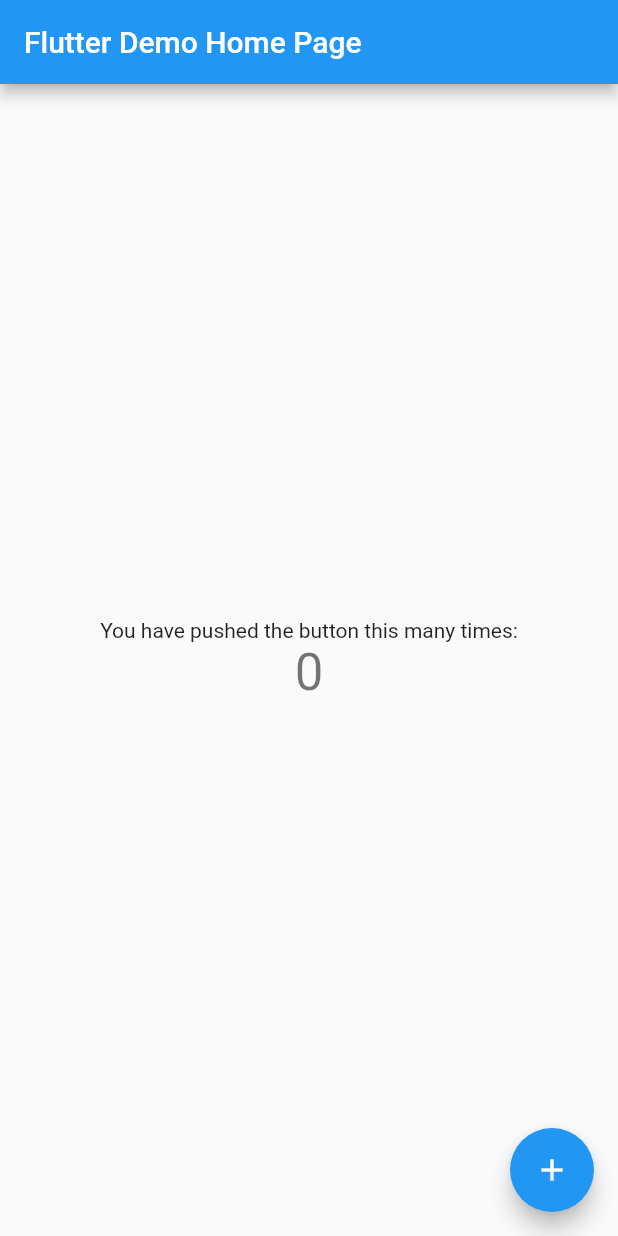
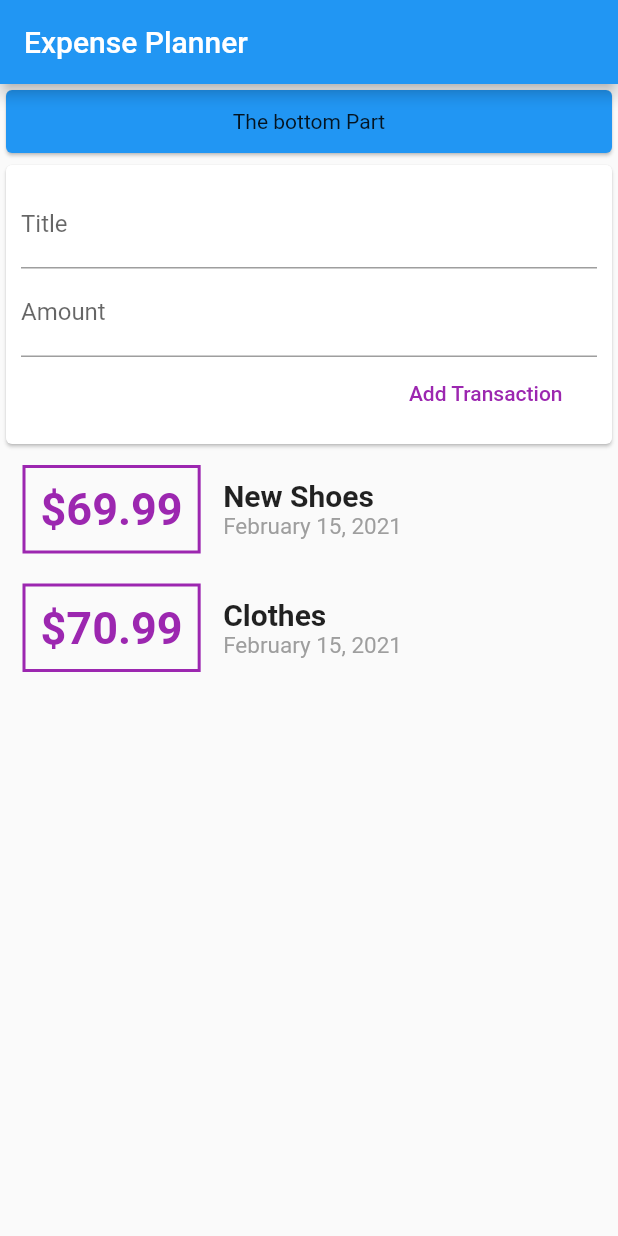
Before and after one commit to Steven-Nyaga/Flutter, a Flutter app: the screen it shows after launch, on a phone screen of 412 x 824 dp. Run offline on Flutter 3.47's test engine with Material 2 defaults, Android fonts, the phone set to English and light mode, and no system bars.

Commit message:
part1 p2

```diff
--- a/expence_planner/lib/main.dart
+++ b/expence_planner/lib/main.dart
@@ -1,117 +1,50 @@
 import 'package:flutter/material.dart';
+import './widget/user_transaction.dart';
 
 void main() {
   runApp(MyApp());
 }
 
 class MyApp extends StatelessWidget {
-  // This widget is the root of your application.
   @override
   Widget build(BuildContext context) {
     return MaterialApp(
-      title: 'Flutter Demo',
-      theme: ThemeData(
-        // This is the theme of your application.
-        //
-        // Try running your application with "flutter run". You'll see the
-        // application has a blue toolbar. Then, without quitting the app, try
-        // changing the primarySwatch below to Colors.green and then invoke
-        // "hot reload" (press "r" in the console where you ran "flutter run",
-        // or simply save your changes to "hot reload" in a Flutter IDE).
-        // Notice that the counter didn't reset back to zero; the application
-        // is not restarted.
-        primarySwatch: Colors.blue,
-        // This makes the visual density adapt to the platform that you run
-        // the app on. For desktop platforms, the controls will be smaller and
-        // closer together (more dense) than on mobile platforms.
-        visualDensity: VisualDensity.adaptivePlatformDensity,
-      ),
-      home: MyHomePage(title: 'Flutter Demo Home Page'),
+      title: 'Flutter App',
+      home: MyHomePage(),
     );
   }
 }
 
-class MyHomePage extends StatefulWidget {
-  MyHomePage({Key key, this.title}) : super(key: key);
-
-  // This widget is the home page of your application. It is stateful, meaning
-  // that it has a State object (defined below) that contains fields that affect
-  // how it looks.
-
-  // This class is the configuration for the state. It holds the values (in this
-  // case the title) provided by the parent (in this case the App widget) and
-  // used by the build method of the State. Fields in a Widget subclass are
-  // always marked "final".
-
-  final String title;
-
-  @override
-  _MyHomePageState createState() => _MyHomePageState();
-}
-
-class _MyHomePageState extends State<MyHomePage> {
-  int _counter = 0;
-
-  void _incrementCounter() {
-    setState(() {
-      // This call to setState tells the Flutter framework that something has
-      // changed in this State, which causes it to rerun the build method below
-      // so that the display can reflect the updated values. If we changed
-      // _counter without calling setState(), then the build method would not be
-      // called again, and so nothing would appear to happen.
-      _counter++;
-    });
-  }
+class MyHomePage extends StatelessWidget {
+  final textController = TextEditingController();
+  final amountController = TextEditingController();
 
   @override
   Widget build(BuildContext context) {
-    // This method is rerun every time setState is called, for instance as done
-    // by the _incrementCounter method above.
-    //
-    // The Flutter framework has been optimized to make rerunning build methods
-    // fast, so that you can just rebuild anything that needs updating rather
-    // than having to individually change instances of widgets.
     return Scaffold(
       appBar: AppBar(
-        // Here we take the value from the MyHomePage object that was created by
-        // the App.build method, and use it to set our appbar title.
-        title: Text(widget.title),
+        title: Text('Expense Planner'),
       ),
-      body: Center(
-        // Center is a layout widget. It takes a single child and positions it
-        // in the middle of the parent.
+      body: SingleChildScrollView(
         child: Column(
-          // Column is also a layout widget. It takes a list of children and
-          // arranges them vertically. By default, it sizes itself to fit its
-          // children horizontally, and tries to be as tall as its parent.
-          //
-          // Invoke "debug painting" (press "p" in the console, choose the
-          // "Toggle Debug Paint" action from the Flutter Inspector in Android
-          // Studio, or the "Toggle Debug Paint" command in Visual Studio Code)
-          // to see the wireframe for each widget.
-          //
-          // Column has various properties to control how it sizes itself and
-          // how it positions its children. Here we use mainAxisAlignment to
-          // center the children vertically; the main axis here is the vertical
-          // axis because Columns are vertical (the cross axis would be
-          // horizontal).
-          mainAxisAlignment: MainAxisAlignment.center,
+          // mainAxisAlignment: MainAxisAlignment.center,
+          // crossAxisAlignment: CrossAxisAlignment.stretch,
           children: <Widget>[
-            Text(
-              'You have pushed the button this many times:',
+            Container(
+              width: double.infinity,
+              height: 50,
+              child: Card(
+                color: Colors.blue,
+                // child: Text('The top part'),
+                child: Center(
+                  child: Text('The bottom Part'),
+                ),
+              ),
             ),
-            Text(
-              '$_counter',
-              style: Theme.of(context).textTheme.headline4,
-            ),
+            UserTransactions(),
           ],
         ),
       ),
-      floatingActionButton: FloatingActionButton(
-        onPressed: _incrementCounter,
-        tooltip: 'Increment',
-        child: Icon(Icons.add),
-      ), // This trailing comma makes auto-formatting nicer for build methods.
     );
   }
 }
--- /dev/null
+++ b/expence_planner/lib/model/transactions.dart
@@ -0,0 +1,16 @@
+import 'package:flutter/material.dart';
+
+class Transactions {
+  final String id;
+  final String title;
+  final double amount;
+  final DateTime date;
+
+  Transactions({
+    @required this.id,
+    @required this.title,
+    @required this.amount,
+    @required this.date
+  });
+
+}
--- /dev/null
+++ b/expence_planner/lib/widget/new_transaction.dart
@@ -0,0 +1,52 @@
+import 'package:flutter/material.dart';
+
+class NewTransaction extends StatelessWidget {
+  final textController = TextEditingController();
+  final amountController = TextEditingController();
+  final Function addNewTransaction;
+
+  NewTransaction(this.addNewTransaction);
+
+  void submitData () {
+    final enterTitle = textController.text;
+    final enterAmount = double.parse(amountController.text);
+
+    if (enterTitle.isEmpty || enterAmount <= 0){
+      return;
+    }
+
+    addNewTransaction(enterTitle, enterAmount);
+  }
+
+  @override
+  Widget build(BuildContext context) {
+    return  Card(
+            child: Container(
+              padding: EdgeInsets.all(10),
+              child: Column(
+                crossAxisAlignment: CrossAxisAlignment.end,
+                children: [
+                  TextField(
+                    decoration: InputDecoration(labelText: 'Title'),
+                    controller: textController,
+                    onSubmitted: (_) => submitData,
+                  ),
+                  TextField(
+                    decoration: InputDecoration(labelText: 'Amount'),
+                    controller: amountController,
+                    keyboardType: TextInputType.number,
+                    onSubmitted: (_) => submitData,
+                  ),
+                  FlatButton(
+                    child: Text(
+                      'Add Transaction  ',
+                      style: TextStyle(color: Colors.purple),
+                    ),
+                    onPressed: submitData,
+                  )
+                ],
+              ),
+            ),
+          );
+  }
+}
--- /dev/null
+++ b/expence_planner/lib/widget/transaction_list.dart
@@ -0,0 +1,59 @@
+import 'package:flutter/material.dart';
+import 'package:intl/intl.dart';
+import '../model/transactions.dart';
+
+class TransactionList extends StatelessWidget {
+
+  final List<Transactions> transactions;
+
+  TransactionList(this.transactions);
+
+  @override
+  Widget build(BuildContext context) {
+    return Container(
+      height: 300,
+      child: ListView(
+              children: transactions.map((tx) {
+                return Row(
+                  children: <Widget>[
+                    Container(
+                      margin: EdgeInsets.symmetric(vertical: 10, horizontal: 15),
+                      decoration: BoxDecoration(
+                        border: Border.all(color: Colors.purple, width: 2),
+                      ),
+                      padding: EdgeInsets.all(10),
+                      child: Text(
+                        '\$' + tx.amount.toStringAsFixed(2),
+                        style: TextStyle(
+                          fontWeight: FontWeight.bold,
+                          fontSize: 30,
+                          color: Colors.purple,
+                        ),
+                      ),
+                    ),
+                    Column(
+                      crossAxisAlignment: CrossAxisAlignment.start,
+                      children: [
+                        Text(
+                          tx.title,
+                          style: TextStyle(
+                            fontWeight: FontWeight.bold,
+                            fontSize: 20,
+                          ),
+                        ),
+                        Text(
+                          DateFormat.yMMMMd().format(tx.date),
+                          style: TextStyle(
+                            color: Colors.grey,
+                            fontSize: 15,
+                          ),
+                        ),
+                      ],
+                    )
+                  ],
+                );
+              }).toList(),
+        ),
+    );
+  }
+}
--- /dev/null
+++ b/expence_planner/lib/widget/user_transaction.dart
@@ -0,0 +1,38 @@
+import 'package:expence_planner/widget/new_transaction.dart';
+import 'package:flutter/material.dart';
+import './transaction_list.dart';
+import './new_transaction.dart';
+import '../model/transactions.dart';
+
+class UserTransactions extends StatefulWidget {
+  @override
+  _UserTransactionsState createState() => _UserTransactionsState();
+}
+
+class _UserTransactionsState extends State<UserTransactions> {
+  final List<Transactions> _transactions = [
+    Transactions(
+        id: 't1', title: 'New Shoes', amount: 69.99, date: DateTime.now()),
+    Transactions(
+        id: 't2', title: 'Clothes', amount: 70.99, date: DateTime.now())
+  ];
+
+  void _addTransaction(String addTitle, double addAmount) {
+    final newTx = Transactions(
+        title: addTitle,
+        amount: addAmount,
+        date: DateTime.now(),
+        id: DateTime.now().toString());
+
+        setState(() {
+                  _transactions.add(newTx);
+                });
+  }
+
+  @override
+  Widget build(BuildContext context) {
+    return Column(
+      children: [NewTransaction(_addTransaction), TransactionList(_transactions)],
+    );
+  }
+}
--- a/expence_planner/pubspec.yaml
+++ b/expence_planner/pubspec.yaml
@@ -23,7 +23,7 @@ environment:
 dependencies:
   flutter:
     sdk: flutter
-
+  intl: ^0.16.1
 
   # The following adds the Cupertino Icons font to your application.
   # Use with the CupertinoIcons class for iOS style icons.
```
Also changed, not shown: expence_planner/pubspec.lock.
